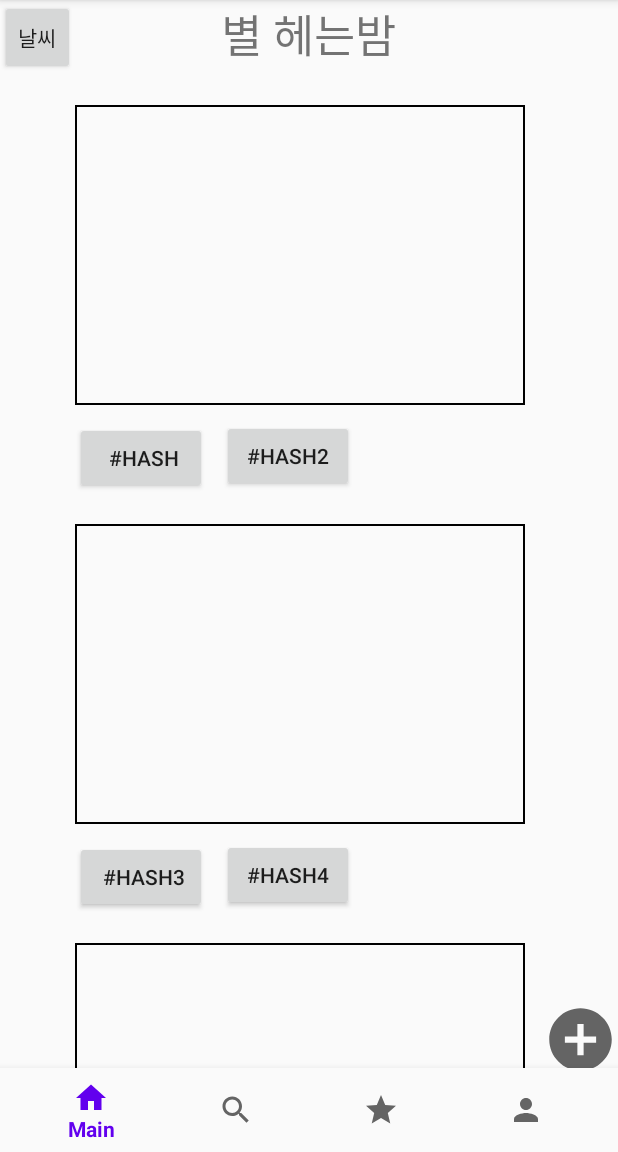
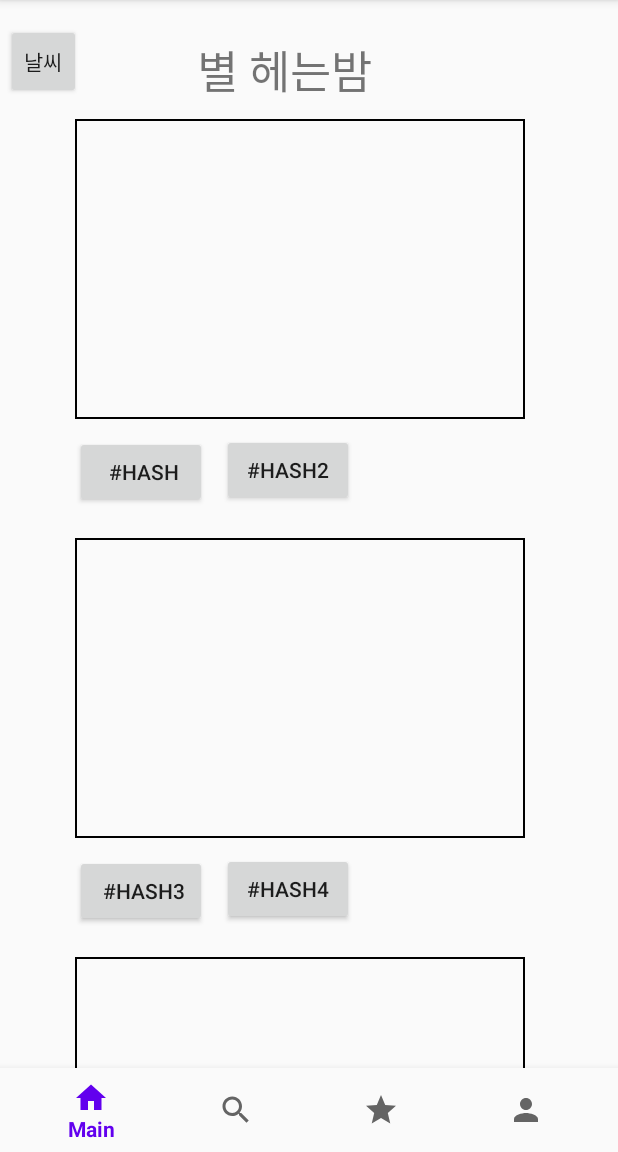
Before and after one commit to 21TourApiProject/AndroidApp, an Android app: the screen it shows after launch (MainActivity), on a phone screen of 412 x 824 dp, the part 84-1236 px from its top. Run offline under Robolectric (Android 15) with nearby library versions, the phone set to English and light mode, and no system bars; our stand-ins replace navigation-ui.

Commit message:
main 화면 commit

```diff
--- a/app/src/main/AndroidManifest.xml
+++ b/app/src/main/AndroidManifest.xml
@@ -23,7 +23,7 @@
         <activity android:name=".TouristspotPage.MoretouristspotActivity" />
         <activity android:name=".WeatherActivity"></activity>
         <activity android:name=".ProfileActivity"></activity>
-        <activity android:name=".Touristspot_Activity"></activity>
+        <activity android:name=".TouristspotPage.Touristspot_Activity"></activity>
 
 
         <meta-data
--- a/app/src/main/res/layout/activity_weather.xml
+++ b/app/src/main/res/layout/activity_weather.xml
@@ -31,12 +31,12 @@
 
 
     <TextView
-        android:onClick="wtClickDatePicker"
         android:id="@+id/wt_datePicker"
         android:layout_width="100dp"
         android:layout_height="wrap_content"
         android:layout_marginStart="70dp"
         android:layout_marginTop="100dp"
+        android:onClick="wtClickDatePicker"
         android:text="월/일 선택"
         app:layout_constraintStart_toStartOf="parent"
         app:layout_constraintTop_toTopOf="parent" />
--- a/app/src/main/res/layout/fragment_main.xml
+++ b/app/src/main/res/layout/fragment_main.xml
@@ -1,5 +1,5 @@
 <?xml version="1.0" encoding="utf-8"?>
-<RelativeLayout xmlns:android="http://schemas.android.com/apk/res/android"
+<android.support.constraint.ConstraintLayout xmlns:android="http://schemas.android.com/apk/res/android"
     xmlns:app="http://schemas.android.com/apk/res-auto"
     xmlns:tools="http://schemas.android.com/tools"
     android:layout_width="match_parent"
@@ -10,32 +10,49 @@
         android:id="@+id/weather_button"
         android:layout_width="50dp"
         android:layout_height="50dp"
-        android:layout_alignParentEnd="false"
-        android:layout_alignParentBottom="false"
-        android:text="날씨" />
+        android:layout_marginStart="4dp"
+        android:layout_marginTop="16dp"
+        android:text="날씨"
+        app:layout_constraintEnd_toStartOf="@id/textView18"
+        app:layout_constraintHorizontal_bias="0.0"
+        app:layout_constraintStart_toStartOf="parent"
+        app:layout_constraintTop_toTopOf="parent" />
 
     <Button
         android:id="@+id/postWrite"
         android:layout_width="50dp"
         android:layout_height="50dp"
-        android:layout_alignParentEnd="true"
-        android:layout_alignParentBottom="true"
-        android:layout_marginBottom="50dp"
-        android:background="@drawable/post_plus__button" />
+        android:background="@drawable/post_plus__button"
+        app:layout_constraintBottom_toBottomOf="parent"
+        app:layout_constraintEnd_toEndOf="parent"
+        app:layout_constraintHorizontal_bias="0.955"
+        app:layout_constraintStart_toStartOf="parent"
+        app:layout_constraintTop_toBottomOf="@+id/linearLayout5"
+        app:layout_constraintVertical_bias="0.852" />
 
     <TextView
+        android:id="@+id/textView18"
         android:layout_width="wrap_content"
         android:layout_height="wrap_content"
-        android:layout_centerHorizontal="true"
+        android:layout_marginTop="24dp"
         android:text="별 헤는밤"
-        android:textSize="30sp" />
+        android:textSize="30sp"
+        app:layout_constraintEnd_toEndOf="parent"
+        app:layout_constraintHorizontal_bias="0.445"
+        app:layout_constraintStart_toStartOf="parent"
+        app:layout_constraintTop_toTopOf="parent" />
 
     <LinearLayout
+        android:id="@+id/linearLayout5"
         android:layout_width="match_parent"
         android:layout_height="wrap_content"
-        android:layout_marginTop="50dp"
-        android:layout_marginBottom="50dp"
-        android:orientation="vertical">
+        android:orientation="vertical"
+        app:layout_constraintBottom_toBottomOf="parent"
+        app:layout_constraintEnd_toEndOf="parent"
+        app:layout_constraintHorizontal_bias="0.0"
+        app:layout_constraintStart_toStartOf="parent"
+        app:layout_constraintTop_toBottomOf="@+id/textView18"
+        app:layout_constraintVertical_bias="0.152">
 
         <android.support.v7.widget.RecyclerView
             android:id="@+id/recyclerView"
@@ -47,4 +64,4 @@
     </LinearLayout>
 
 
-</RelativeLayout>
+</android.support.constraint.ConstraintLayout>
```
